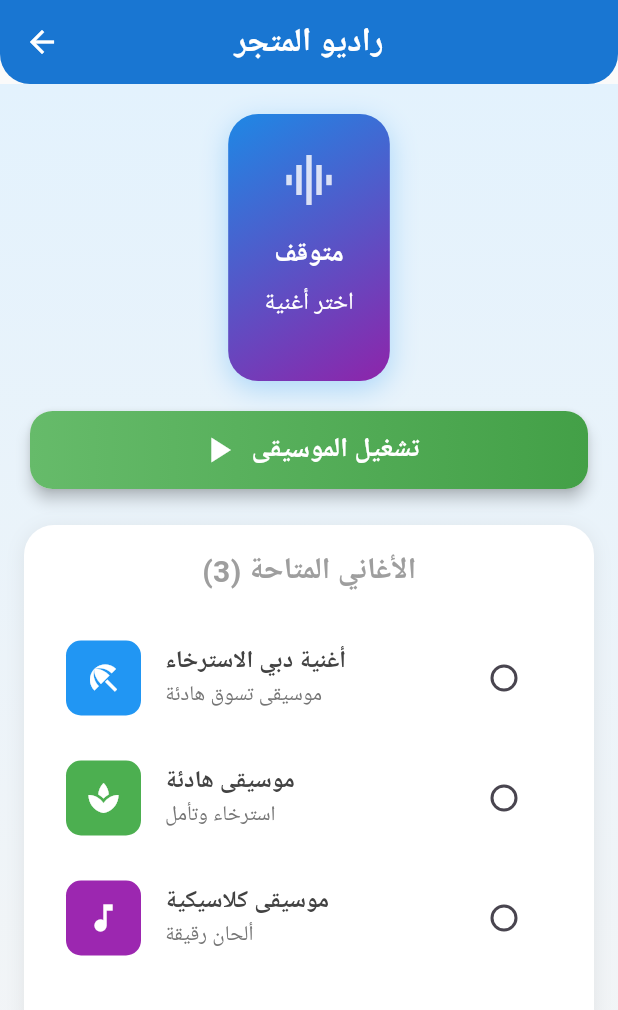
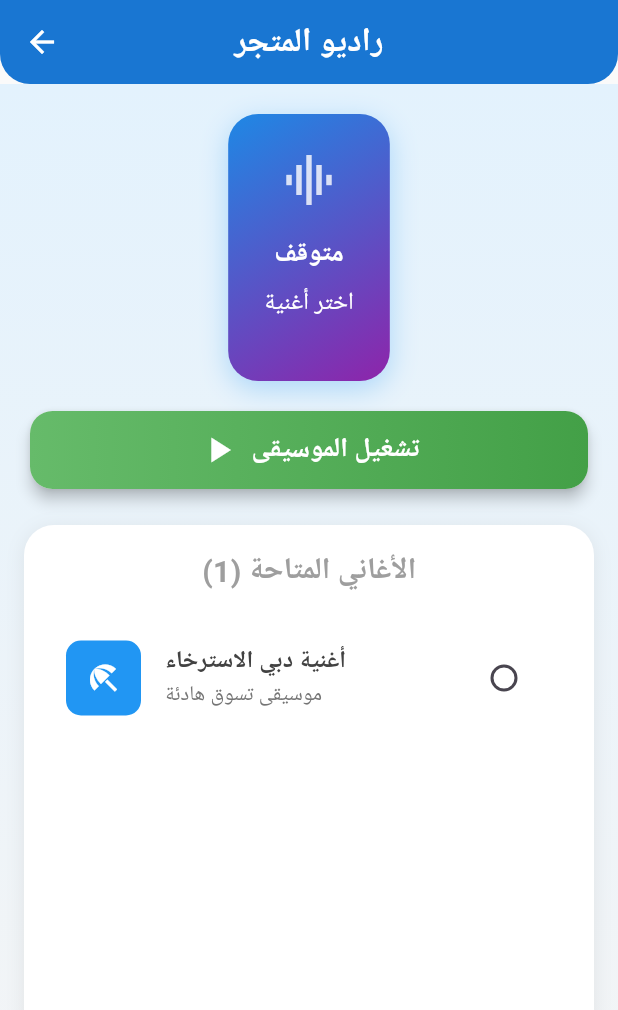
Before and after one commit to top1obada/atoz_flutter, a Flutter app: the BaseDrawer widget shown alone on an empty page, opened directly, after a tap on "الموسيقى", on a phone screen of 412 x 824 dp. Shown: the top 1010 px of the screen. Run offline on Flutter 3.47's test engine with Material 3 defaults, Android fonts, the phone set to English and light mode, and no system bars; our stand-ins replace audioplayers, dartz, device_info_plus, dio, flutter_map, geolocator and 3 more; accounts and stored records are empty; network calls fail; Roboto replaces fonts that are missing (Tajawal).

Commit message:
i love you

```diff
--- a/a_to_z_ui/lib/MusicUI/music_ui.dart
+++ b/a_to_z_ui/lib/MusicUI/music_ui.dart
@@ -136,20 +136,7 @@ class _MusicRadioPageState extends State<MusicRadioPage> {
       'color': Colors.blue,
       'icon': Icons.beach_access,
     },
-    {
-      'title': 'موسيقى هادئة',
-      'artist': 'استرخاء وتأمل',
-      'file': 'assets/relaxing_music.mp3',
-      'color': Colors.green,
-      'icon': Icons.spa,
-    },
-    {
-      'title': 'موسيقى كلاسيكية',
-      'artist': 'ألحان رقيقة',
-      'file': 'assets/classical_music.mp3',
-      'color': Colors.purple,
-      'icon': Icons.music_note,
-    },
+
     // Add more songs here easily by copying the format above
   ];
 
--- a/a_to_z_ui/lib/WidgetsUI/drawer_ui.dart
+++ b/a_to_z_ui/lib/WidgetsUI/drawer_ui.dart
@@ -20,6 +20,70 @@ import 'package:a_to_z_providers/SessionProviders/drop_session_provider.dart';
 class BaseDrawer extends StatelessWidget {
   const BaseDrawer({super.key});
 
+  Widget _buildAppIcon() {
+    return Container(
+      decoration: BoxDecoration(
+        shape: BoxShape.circle,
+        gradient: LinearGradient(
+          colors: [
+            Colors.amber.shade300,
+            Colors.orange.shade400,
+            Colors.deepOrange.shade400,
+          ],
+          begin: Alignment.topLeft,
+          end: Alignment.bottomRight,
+        ),
+        boxShadow: [
+          BoxShadow(
+            color: Colors.amber.withValues(alpha: 0.6),
+            blurRadius: 10,
+            spreadRadius: 1,
+            offset: const Offset(0, 2),
+          ),
+        ],
+      ),
+      padding: const EdgeInsets.all(6),
+      child: Container(
+        decoration: BoxDecoration(
+          shape: BoxShape.circle,
+          color: Colors.white,
+          boxShadow: [
+            BoxShadow(
+              color: Colors.black.withValues(alpha: 0.2),
+              blurRadius: 4,
+              offset: const Offset(0, 1),
+            ),
+          ],
+        ),
+        padding: const EdgeInsets.all(6),
+        child: ClipRRect(
+          borderRadius: BorderRadius.circular(25),
+          child: Image.asset(
+            'assets/app_icon2.png',
+            width: 44,
+            height: 44,
+            fit: BoxFit.cover,
+            errorBuilder: (context, error, stackTrace) {
+              return Container(
+                width: 44,
+                height: 44,
+                decoration: BoxDecoration(
+                  color: Colors.amber[300],
+                  borderRadius: BorderRadius.circular(22),
+                ),
+                child: const Icon(
+                  Icons.shopping_bag,
+                  color: Colors.white,
+                  size: 28,
+                ),
+              );
+            },
+          ),
+        ),
+      ),
+    );
+  }
+
   @override
   Widget build(BuildContext context) {
     return Drawer(
@@ -28,6 +92,7 @@ class BaseDrawer extends StatelessWidget {
           padding: const EdgeInsets.all(5),
           child: ListView(
             children: [
+              // App Icon Header
               Container(
                 width: double.infinity,
                 height: 140,
@@ -36,22 +101,13 @@ class BaseDrawer extends StatelessWidget {
                   borderRadius: BorderRadius.circular(70),
                   boxShadow: [
                     BoxShadow(
-                      color: Colors.blue.shade200.withAlpha(
-                        (0.5 * 255).round(),
-                      ),
+                      color: Colors.blue.shade200.withValues(alpha: 0.5),
                       blurRadius: 8,
                       offset: const Offset(0, 4),
                     ),
                   ],
                 ),
-                child: Align(
-                  alignment: Alignment.center,
-                  child: Icon(
-                    Icons.store,
-                    size: 80,
-                    color: Colors.blue.shade700,
-                  ),
-                ),
+                child: Center(child: _buildAppIcon()),
               ),
 
               const Divider(),
--- a/my_widgets/lib/SearchWidgets/words_line.dart
+++ b/my_widgets/lib/SearchWidgets/words_line.dart
@@ -258,7 +258,7 @@ class _TextSelectorLineState extends State<TextSelectorLine> {
                               _selectedIndex = -1;
                             } else {
                               _selectedIndex = index;
-                              _scrollToSelectedItem(index);
+
                               widget.onWordSelected(wordItem.text);
                               _startCooldown();
                             }
```
Also changed, not shown: a_to_z_ui/lib/CustomerMainMenuUI/customer_main_menu_ui.dart (+44 -24 lines).
